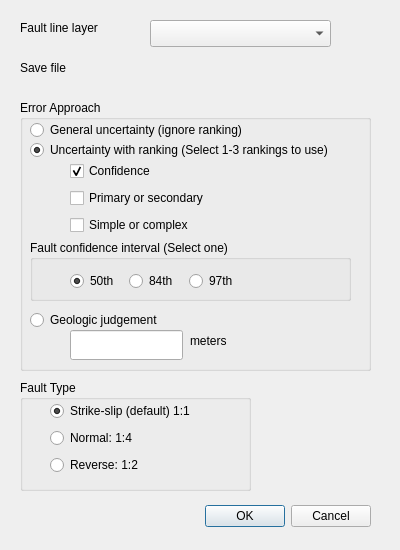
Qt form FaultBufferTool_dialog_base.ui (Raswanth-Prasath/faultbuffertool) before a commit.
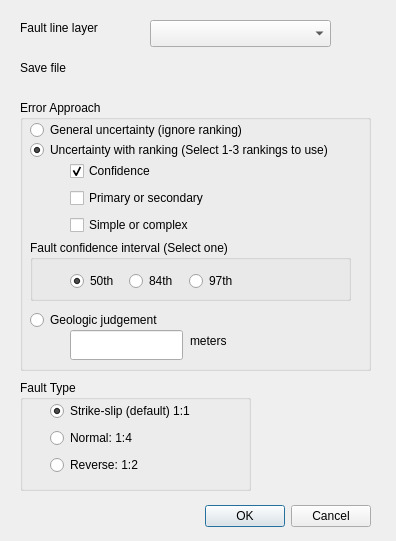
The same form after that commit. Custom widgets are drawn as their Qt base class.

```diff
--- a/FaultBufferTool_dialog_base.ui
+++ b/FaultBufferTool_dialog_base.ui
@@ -6,8 +6,8 @@
    <rect>
     <x>0</x>
     <y>0</y>
-    <width>400</width>
-    <height>550</height>
+    <width>396</width>
+    <height>541</height>
    </rect>
   </property>
   <property name="windowTitle">
```
